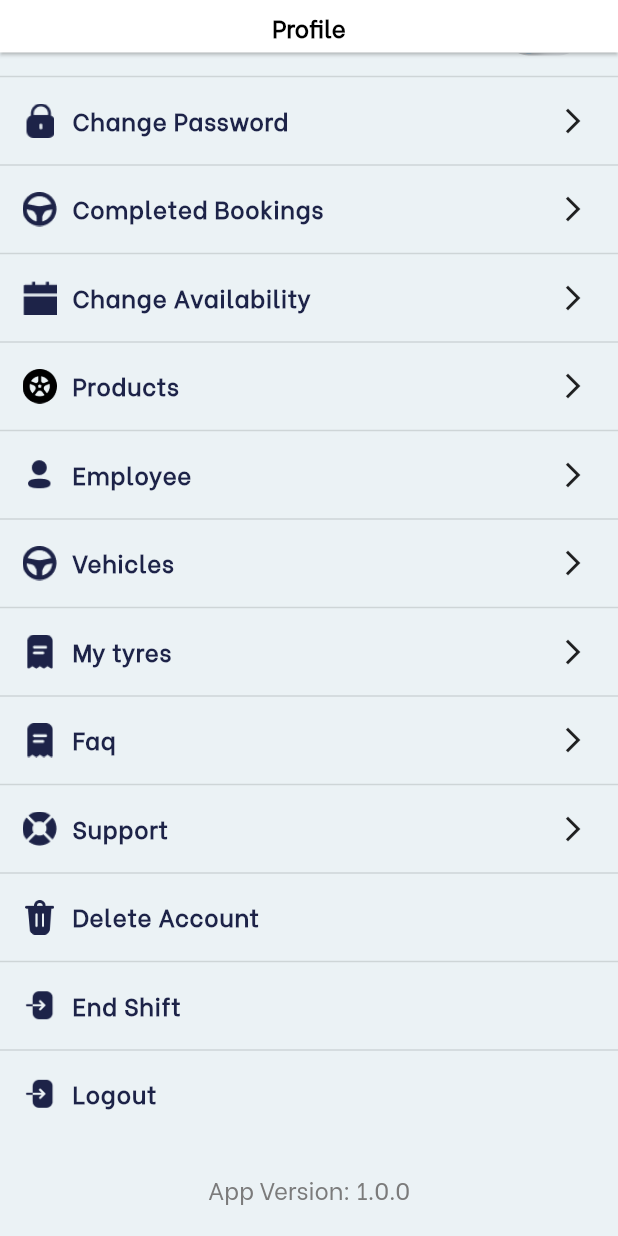
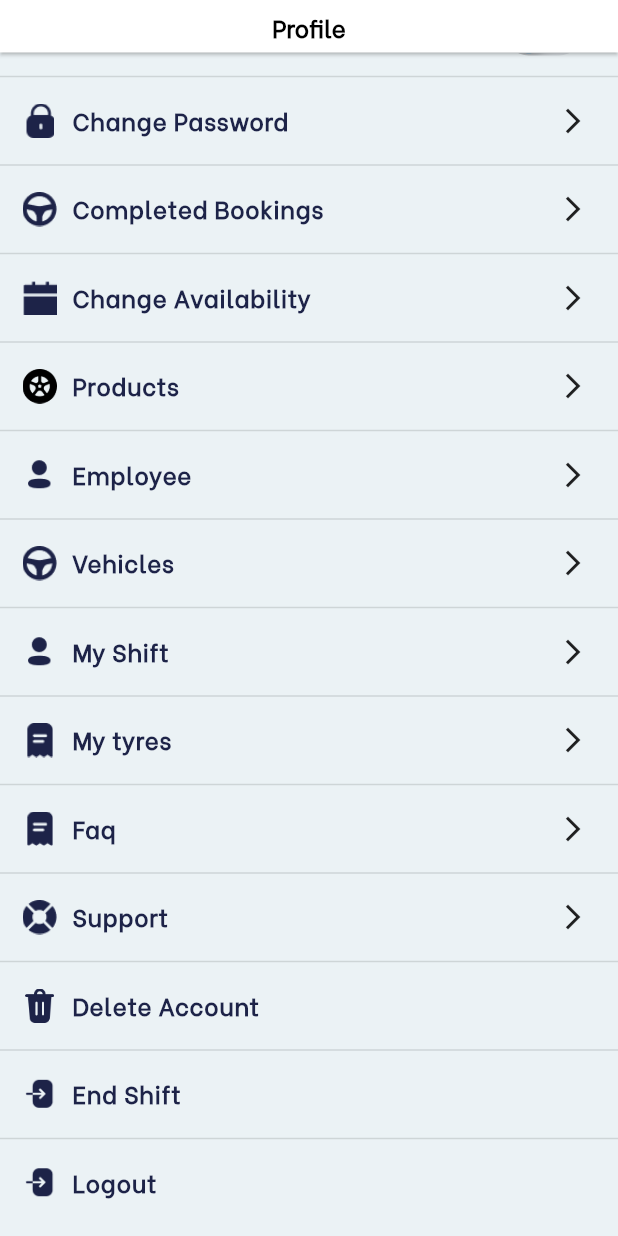
Before and after one commit to thecompl/NewTyreShifter, a Flutter app: the Profile screen opened directly, scrolled down 352 dp, on a phone screen of 412 x 824 dp. Run offline on Flutter 3.47's test engine with Material 2 defaults, Android fonts, the phone set to English and light mode, and no system bars; our stand-ins replace animated_splash_screen, device_info_plus, dio, expansion_tile_card, flutter_datetime_picker, flutter_rating_bar and 10 more; missing offline and left inert: country_pickers, dart:ffi, device_info_plus_web, flutter_verification_code, image_picker_for_web, otp_screen and 2 more; accounts and stored records are empty; project files that could hold a hidden picture were left out.

Commit message:
Add myshift option to profile tab

```diff
--- a/lib/Common/Profile.dart
+++ b/lib/Common/Profile.dart
@@ -6,6 +6,7 @@ import 'package:get_storage/get_storage.dart';
 import 'package:shared_preferences/shared_preferences.dart';
 import 'package:tyreshifter/Customer/Completed_Order.dart';
 import 'package:tyreshifter/Suppliers/MyProducts.dart';
+import 'package:tyreshifter/Suppliers/MyShift.dart';
 import 'package:tyreshifter/Suppliers/My_Booking.dart';
 import 'package:tyreshifter/Suppliers/Set_Availability.dart';
 import 'package:tyreshifter/Suppliers/Setprice.dart';
@@ -291,6 +292,16 @@ class _ProfileState extends State<Profile> {
                     nextScreen(context, Vehicles());
                   })
                 : Container(),
+            type_account == become_shifter
+                ? Divider(
+                    thickness: 1,
+                  )
+                : Container(),
+            type_account == become_shifter
+                ? Profilemenu(profile_person, myshift, () {
+                    nextScreen(context, MyShift());
+                  })
+                : Container(),
 
             type_account == become_shifter
                 ? Divider(
--- a/lib/Suppliers/AddProducts.dart
+++ b/lib/Suppliers/AddProducts.dart
@@ -114,6 +114,9 @@ class _AddProductsState extends State<AddProducts> {
                   Textalignment: AlignmentDirectional.centerStart,
                   border_color: color.border_grey4_color,
                   height: 52,
+                ),
+                SizedBox(
+                  height: 20,
                 ),
                 Dropdown(
                   dropdowncolor: Colors.transparent,
```
